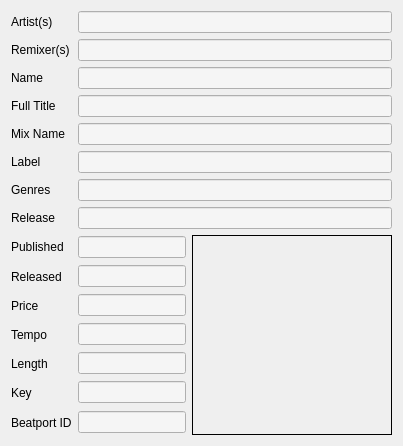
Above: src/gui/trackinfosview.ui from alorence/tym before the change. Below: the same form after it.
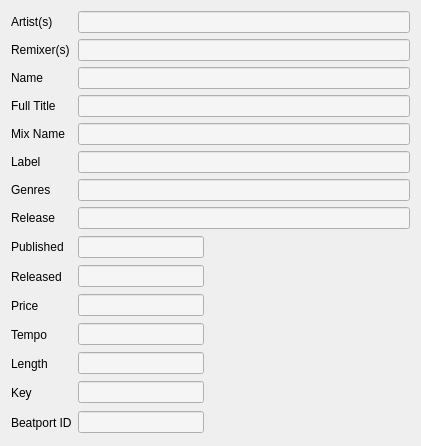
That is the form after the change. Icons and pictures are not drawn.

Commit message: (gui) Display a default album art in some cases

Diff of the .ui file:
```diff
--- a/src/gui/trackinfosview.ui
+++ b/src/gui/trackinfosview.ui
@@ -2,6 +2,14 @@
 <ui version="4.0">
  <class>TrackInfosView</class>
  <widget class="QWidget" name="TrackInfosView">
+  <property name="geometry">
+   <rect>
+    <x>0</x>
+    <y>0</y>
+    <width>421</width>
+    <height>428</height>
+   </rect>
+  </property>
   <property name="sizePolicy">
    <sizepolicy hsizetype="Minimum" vsizetype="Preferred">
     <horstretch>0</horstretch>
@@ -198,14 +206,8 @@
          <height>200</height>
         </size>
        </property>
-       <property name="frameShape">
-        <enum>QFrame::Box</enum>
-       </property>
-       <property name="frameShadow">
-        <enum>QFrame::Plain</enum>
-       </property>
-       <property name="text">
-        <string/>
+       <property name="pixmap">
+        <pixmap resource="../../resources/resources.qrc">:/img/general/noalbum</pixmap>
        </property>
        <property name="alignment">
         <set>Qt::AlignCenter</set>
```
Left out of the diff: 4 changed lines with no effect on the pictures. The commit also changes 4 other files.
